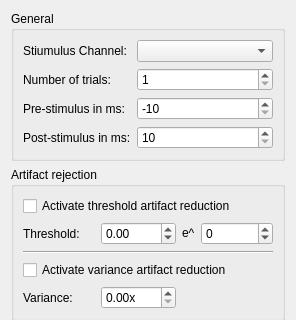
The window that libraries/disp/viewers/formfiles/averagingsettingsview.ui (mne-tools/mne-cpp) describes before a commit, drawn with Qt 5; both pictures show x 0 to 296 and y 0 to 320 of the 296 by 522 pixel window.
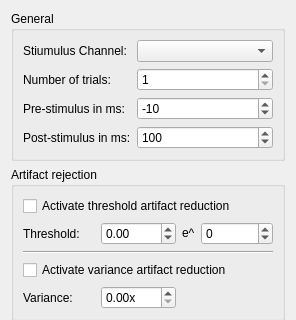
The same window after the commit.

```diff
--- a/libraries/disp/viewers/formfiles/averagingsettingsview.ui
+++ b/libraries/disp/viewers/formfiles/averagingsettingsview.ui
@@ -203,7 +203,7 @@
          <string>-</string>
         </property>
         <property name="minimum">
-         <number>10</number>
+         <number>0</number>
         </property>
         <property name="maximum">
          <number>10000</number>
@@ -211,6 +211,9 @@
         <property name="singleStep">
          <number>10</number>
         </property>
+        <property name="value">
+         <number>10</number>
+        </property>
        </widget>
       </item>
       <item row="3" column="0">
@@ -231,6 +234,9 @@
         <property name="singleStep">
          <number>10</number>
         </property>
+        <property name="value">
+         <number>100</number>
+        </property>
        </widget>
       </item>
      </layout>
```
